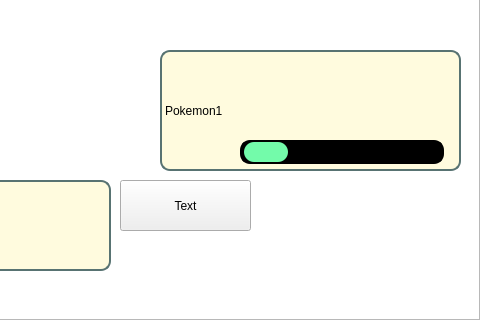
This is Dev/KriticalHit_App/simulationmenu.ui in PaulNowak36/Kritical-Hit as Qt 5 draws it before an edit; both pictures show x 320 to 800 and y 160 to 480 of the 800 by 480 pixel window. The edited form follows.
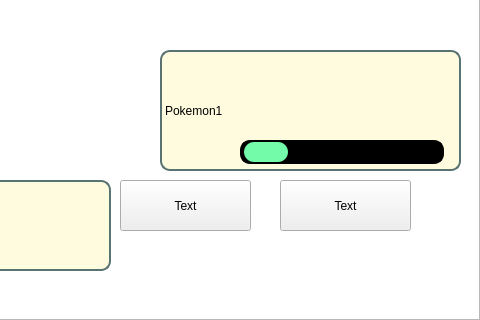
This is the edited form. Icons and pictures are not drawn.

```diff
--- a/Dev/KriticalHit_App/simulationmenu.ui
+++ b/Dev/KriticalHit_App/simulationmenu.ui
@@ -223,6 +223,19 @@
     <number>24</number>
    </property>
   </widget>
+  <widget class="QPushButton" name="attackButton_2">
+   <property name="geometry">
+    <rect>
+     <x>600</x>
+     <y>340</y>
+     <width>131</width>
+     <height>51</height>
+    </rect>
+   </property>
+   <property name="text">
+    <string>Text</string>
+   </property>
+  </widget>
   <zorder>graphicsView</zorder>
   <zorder>attackButton_1</zorder>
   <zorder>playerLabel</zorder>
@@ -235,6 +248,7 @@
   <zorder>opponentSprite</zorder>
   <zorder>opponentHP</zorder>
   <zorder>playerHP</zorder>
+  <zorder>attackButton_2</zorder>
  </widget>
  <resources/>
  <connections/>
```
